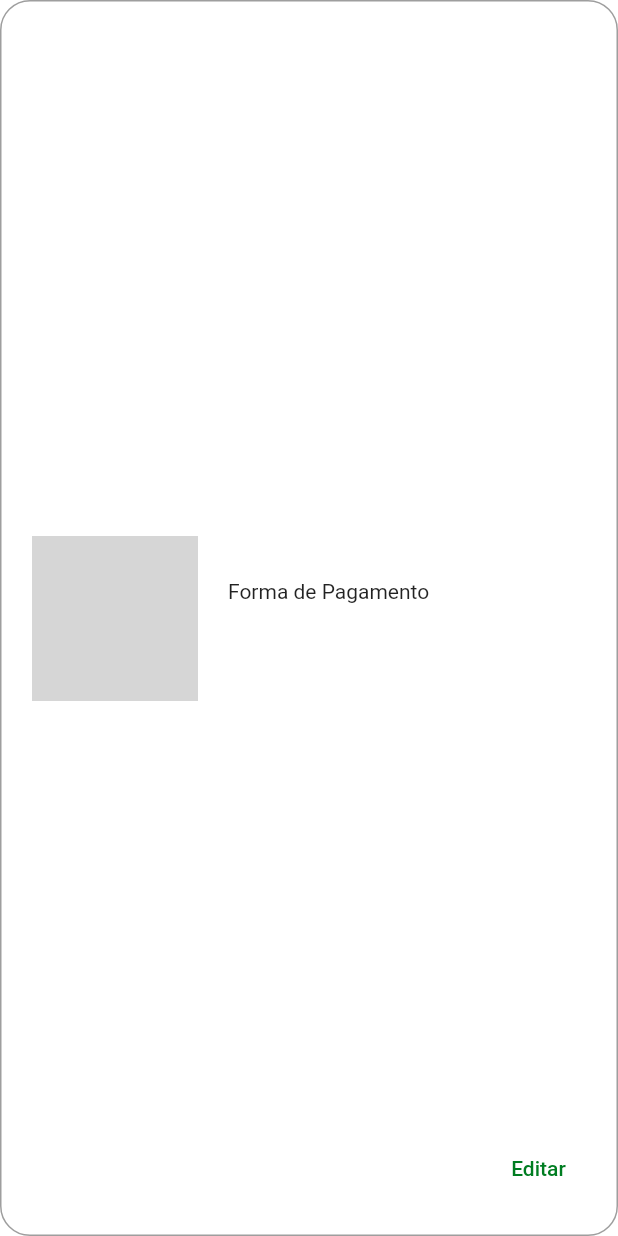
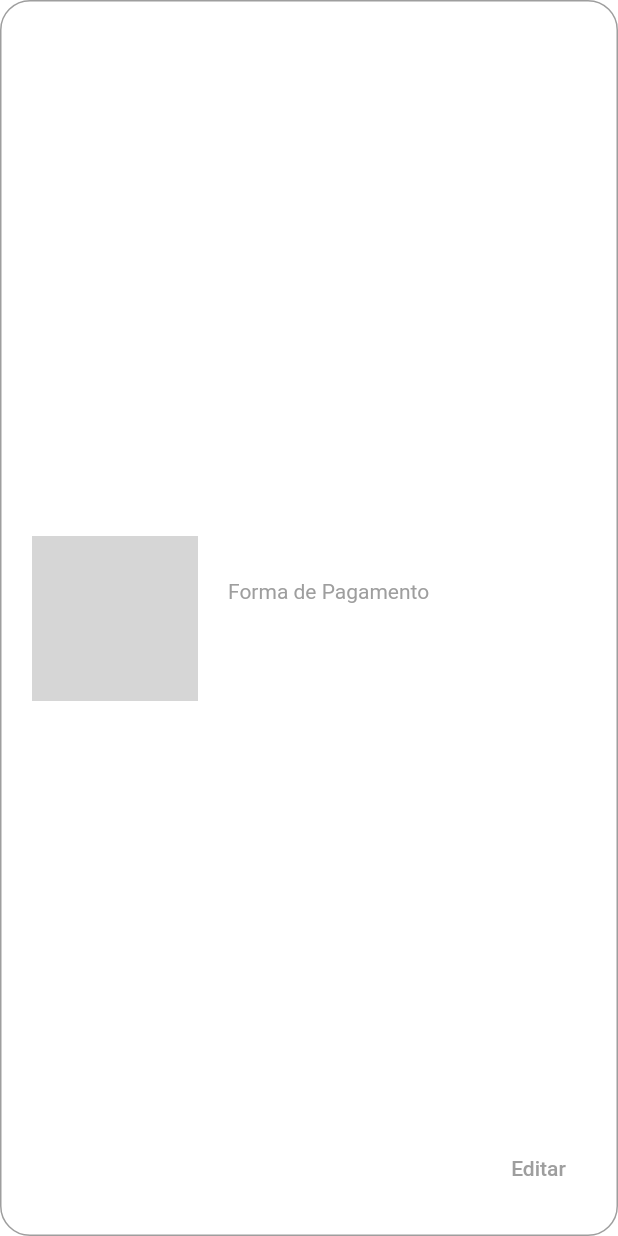
Before and after one commit to Nadilson-IFPE/dw10-flutter-web-app, a Flutter app: the PaymentTypeItem widget shown alone on an empty page, opened directly with empty values, on a phone screen of 412 x 824 dp. Run offline on Flutter 3.47's test engine with Material 2 defaults, Android fonts, the phone set to English and light mode, and no system bars; our stand-ins replace awesome_snackbar_content, dio, flutter_mobx, flutter_modular, loading_animation_widget, mobx; missing offline and left inert: dart:html, validatorless; generated files the repository leaves out were written again; Roboto replaces fonts that are missing (mplus1); grey boxes are pictures that could not be loaded.

Commit message:
Payment filter

```diff
--- a/dw10_delivery_backoffice/lib/src/models/payment_type_model.dart
+++ b/dw10_delivery_backoffice/lib/src/models/payment_type_model.dart
@@ -4,13 +4,13 @@ class PaymentTypeModel {
   final int? id;
   final String name;
   final String acronym;
-  final bool enable;
+  final bool enabled;
 
   PaymentTypeModel({
     this.id,
     required this.name,
     required this.acronym,
-    required this.enable,
+    required this.enabled,
   });
 
   Map<String, dynamic> toMap() {
@@ -18,7 +18,7 @@ class PaymentTypeModel {
       'id': id,
       'name': name,
       'acronym': acronym,
-      'enable': enable,
+      'enabled': enabled,
     };
   }
 
@@ -27,7 +27,7 @@ class PaymentTypeModel {
       id: map['id'] != null ? map['id'] as int : null,
       name: (map['name'] ?? '') as String,
       acronym: (map['acronym'] ?? '') as String,
-      enable: (map['enable'] ?? false) as bool,
+      enabled: (map['enabled'] ?? false) as bool,
     );
   }
 
--- a/dw10_delivery_backoffice/lib/src/modules/payment_type/payment_type_page.dart
+++ b/dw10_delivery_backoffice/lib/src/modules/payment_type/payment_type_page.dart
@@ -38,8 +38,9 @@ class _PaymentTypePageState extends State<PaymentTypePage>
             break;
           case PaymentTypeStateStatus.error:
             hideLoader();
-            showError(controller.errorMessage ??
-                'Erro ao buscar formas de pagamaento!');
+            showError(
+              controller.errorMessage ?? 'Erro ao buscar formas de pagamaento!',
+            );
             break;
         }
       });
--- a/dw10_delivery_backoffice/lib/src/modules/payment_type/widgets/payment_type_item.dart
+++ b/dw10_delivery_backoffice/lib/src/modules/payment_type/widgets/payment_type_item.dart
@@ -1,5 +1,6 @@
 import 'package:flutter/material.dart';
 
+import '../../../core/ui/styles/colors_app.dart';
 import '../../../core/ui/styles/text_styles.dart';
 import '../../../models/payment_type_model.dart';
 
@@ -13,6 +14,8 @@ class PaymentTypeItem extends StatelessWidget {
 
   @override
   Widget build(BuildContext context) {
+    final colorAll = payment.enabled ? Colors.black : Colors.grey;
+
     return Container(
       decoration: BoxDecoration(
         border: Border.all(color: Colors.grey),
@@ -26,8 +29,11 @@ class PaymentTypeItem extends StatelessWidget {
               'assets/images/icons/payment_${payment.acronym}_icon.png',
               errorBuilder: (context, error, stackTrace) {
                 return Image.asset(
-                    'assets/images/icons/payment_notfound_icon.png');
+                  'assets/images/icons/payment_notfound_icon.png',
+                  color: colorAll,
+                );
               },
+              color: colorAll,
             ),
             const SizedBox(
               width: 20,
@@ -39,14 +45,15 @@ class PaymentTypeItem extends StatelessWidget {
               children: [
                 Text(
                   'Forma de Pagamento',
-                  style: context.textStyles.textRegular,
+                  style:
+                      context.textStyles.textRegular.copyWith(color: colorAll),
                 ),
                 const SizedBox(
                   height: 10,
                 ),
                 Text(
                   payment.name,
-                  style: context.textStyles.textTitle,
+                  style: context.textStyles.textTitle.copyWith(color: colorAll),
                 ),
               ],
             ),
@@ -55,7 +62,14 @@ class PaymentTypeItem extends StatelessWidget {
                 alignment: Alignment.bottomRight,
                 child: TextButton(
                   onPressed: () {},
-                  child: const Text('Editar'),
+                  child: Text(
+                    'Editar',
+                    style: context.textStyles.textMedium.copyWith(
+                      color: payment.enabled
+                          ? context.colors.primary
+                          : Colors.grey,
+                    ),
+                  ),
                 ),
               ),
             ),
```
